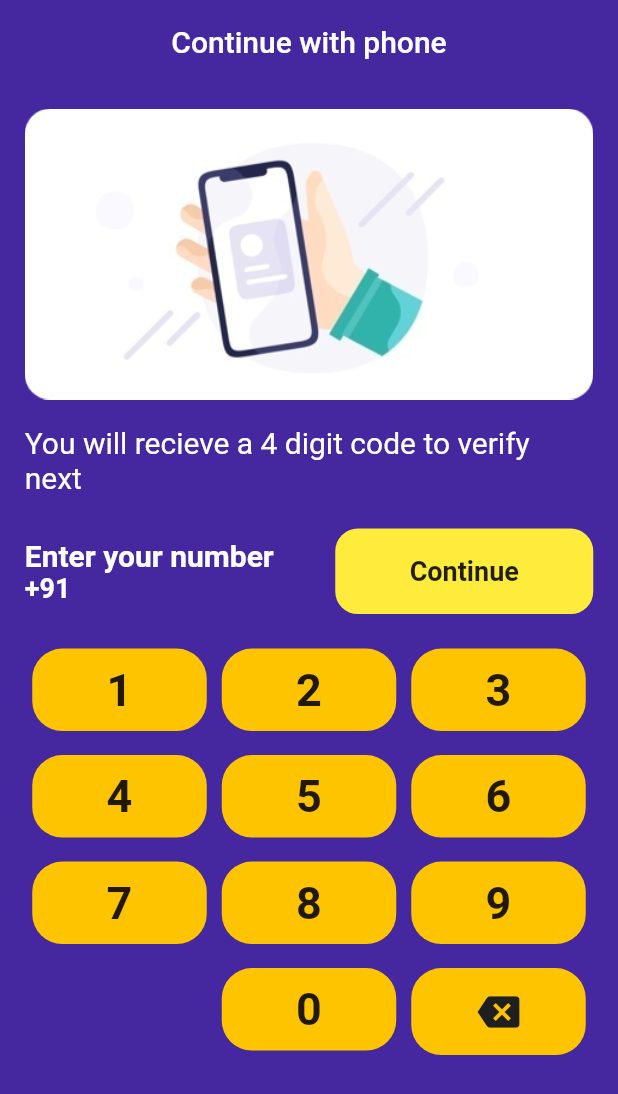
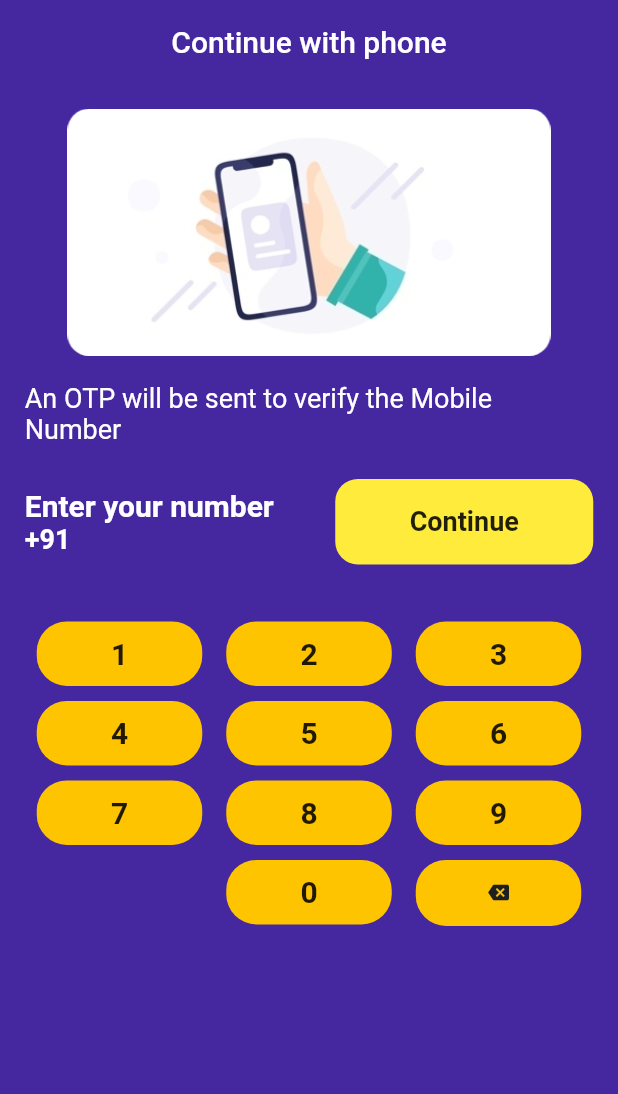
Before and after one commit to antojosu/Athijeevana, a Flutter app: the screen it shows after launch, on a phone screen of 412 x 824 dp. Shown: the top 1094 px of the screen. Run offline on Flutter 3.47's test engine with Material 2 defaults, Android fonts, the phone set to English and light mode, and no system bars.

Commit message:
Fix in phonenumber.dart

```diff
--- a/lib/screens/phonenumber.dart
+++ b/lib/screens/phonenumber.dart
@@ -4,10 +4,6 @@ import 'package:athijeevana/widgets/EnterNumberWidget.dart';
 import 'package:athijeevana/widgets/NumberPad.dart';
 import 'package:flutter/cupertino.dart';
 import 'package:flutter/material.dart';
-
-import '../widgets/NumberPad.dart';
-import '../widgets/NumberPad.dart';
-import '../widgets/NumberPad.dart';
 
 class PhoneNumber extends StatefulWidget {
   @override
@@ -34,9 +30,9 @@ class _PhoneNumberState extends State<PhoneNumber> {
       body: OrientationBuilder(
         builder: (context, orientation) {
           if (orientation == Orientation.portrait) {
-            return portraitMode(context);
+            return SingleChildScrollView(child: portraitMode(context));
           } else {
-            return landscapeMode(context);
+            return SingleChildScrollView(child: landscapeMode(context));
           }
         },
       ),
@@ -48,20 +44,25 @@ class _PhoneNumberState extends State<PhoneNumber> {
       padding: const EdgeInsets.all(16.5),
       child: Column(
         children: <Widget>[
-          Image.asset('assets/images/phone.png'),
+          Image.asset(
+            'assets/images/phone.png',
+            height: MediaQuery.of(context).size.height * 0.20,
+          ),
           SizedBox(height: 17.5),
           Center(
             child: Text(
-              'You will recieve a 4 digit code to verify next',
+              'An OTP will be sent to verify the Mobile Number',
               style: TextStyle(
                   color: Colors.white,
-                  fontSize: 20,
+                  fontSize: 18,
                   fontWeight: FontWeight.w400),
             ),
           ),
           SizedBox(height: 22.5),
           enterNum(number),
-          SizedBox(height: 15),
+          SizedBox(
+            height: MediaQuery.of(context).size.height * 0.04,
+          ),
           NumberPad(onNumSelect: (value) {
             setState(() {
               if (value != -1) {
@@ -110,7 +111,10 @@ class _PhoneNumberState extends State<PhoneNumber> {
                 ),
                 Flexible(
                   child: Container(
-                    margin: EdgeInsets.only(left: 12, top: 5),
+                    margin: EdgeInsets.only(
+                      left: 12,
+                      top: MediaQuery.of(context).size.height * 0.10,
+                    ),
                     child: NumberPad(onNumSelect: (value) {
                       setState(() {
                         if (value != -1) {
@@ -134,40 +138,3 @@ class _PhoneNumberState extends State<PhoneNumber> {
     );
   }
 }
-/*
-
-Widget landscapeMode() {
-  return Padding(
-    padding: const EdgeInsets.all(16.5),
-    child: Column(
-      children: <Widget>[
-        Image.asset('assets/images/phone.png'),
-        SizedBox(height: 17.5),
-        Center(
-          child: Text(
-            'You will recieve a 4 digit code to verify next',
-            style: TextStyle(
-                color: Colors.white, fontSize: 20, fontWeight: FontWeight.w400),
-          ),
-        ),
-        SizedBox(height: 22.5),
-        enterNum(number),
-        SizedBox(height: 15),
-        NumberPad(onNumSelect: (value) {
-          setState(() {
-            if (value != -1) {
-              if (number.length != 10) {
-                number = number + value.toString();
-              }
-            } else {
-              if (number.length != 0) {
-                number = number.substring(0, number.length - 1);
-              }
-            }
-          });
-        })
-      ],
-    ),
-  );
-}
-*/
--- a/lib/widgets/EnterNumberWidget.dart
+++ b/lib/widgets/EnterNumberWidget.dart
@@ -35,6 +35,10 @@ Widget enterNum(String number) {
       ),
       SizedBox(width: 35.0),
       Expanded(
+        child: InkWell(
+          onTap: () {
+            print("object");
+          },
           child: Container(
             decoration: BoxDecoration(
               color: Colors.yellow,
@@ -56,6 +60,7 @@ Widget enterNum(String number) {
             ),
           ),
         ),
+      ),
     ],
   );
 }
--- a/lib/widgets/NumberPad.dart
+++ b/lib/widgets/NumberPad.dart
@@ -48,14 +48,14 @@ class NumberPad extends StatelessWidget {
         onTap: () => onNumSelect(-1),
         child: Container(
             padding: EdgeInsets.all(15),
-            margin: EdgeInsets.symmetric(vertical: 8, horizontal: 5),
+            margin: EdgeInsets.symmetric(vertical: 5, horizontal: 8),
             decoration: BoxDecoration(
                 color: Colors.amberAccent[400],
                 borderRadius: BorderRadius.all(Radius.circular(20))),
             child: Center(
               child: Icon(
                 Icons.backspace,
-                size: 28,
+                size: 14,
                 color: Color(0xFF1F1F1F),
               ),
             )),
@@ -69,14 +69,14 @@ class NumberPad extends StatelessWidget {
         onTap: () => onNumSelect(content),
         child: Container(
           padding: EdgeInsets.all(10),
-          margin: EdgeInsets.symmetric(vertical: 8, horizontal: 5),
+          margin: EdgeInsets.symmetric(vertical: 5, horizontal: 8),
           decoration: BoxDecoration(
               color: Colors.amberAccent[400],
               borderRadius: BorderRadius.all(Radius.circular(20))),
           child: Center(
               child: Text(
             content.toString(),
-            style: TextStyle(fontSize: 30, fontWeight: FontWeight.bold),
+            style: TextStyle(fontSize: 20, fontWeight: FontWeight.bold),
           )),
         ),
       ),
--- a/pubspec.yaml
+++ b/pubspec.yaml
@@ -47,6 +47,7 @@ flutter:
   # To add assets to your application, add an assets section, like this:
   assets:
     - assets/images/
+    - assets/
 
   # An image asset can refer to one or more resolution-specific "variants", see
   # https://flutter.dev/assets-and-images/#resolution-aware.
```
Lines whose indentation alone changed are shown as unchanged.
